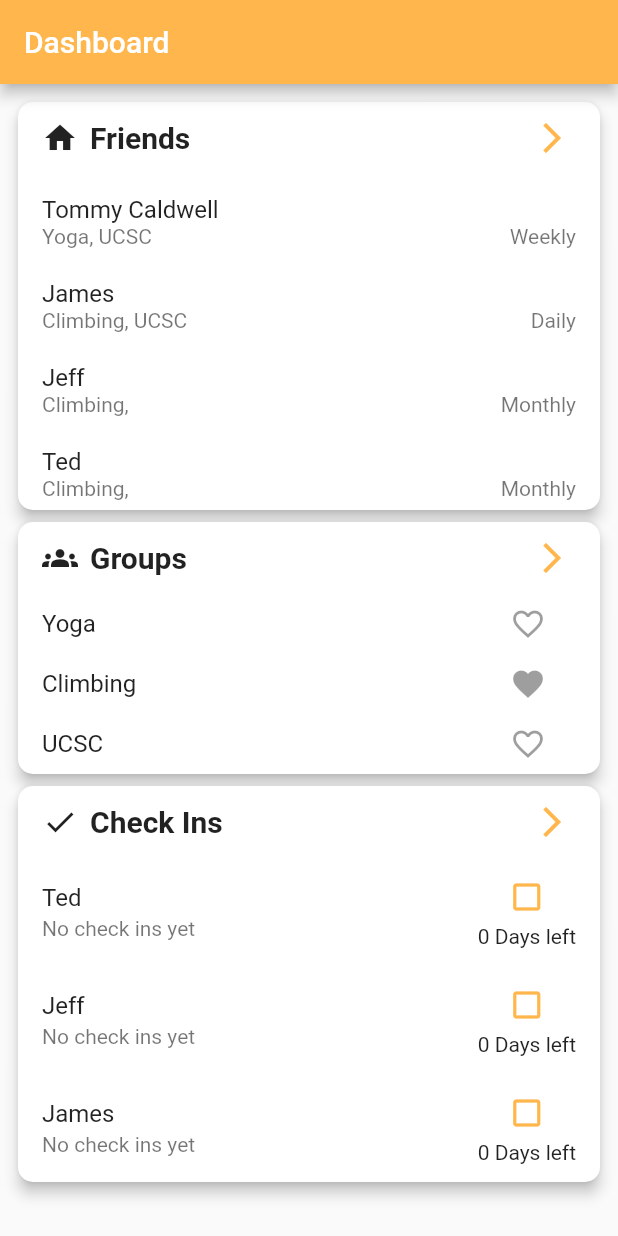
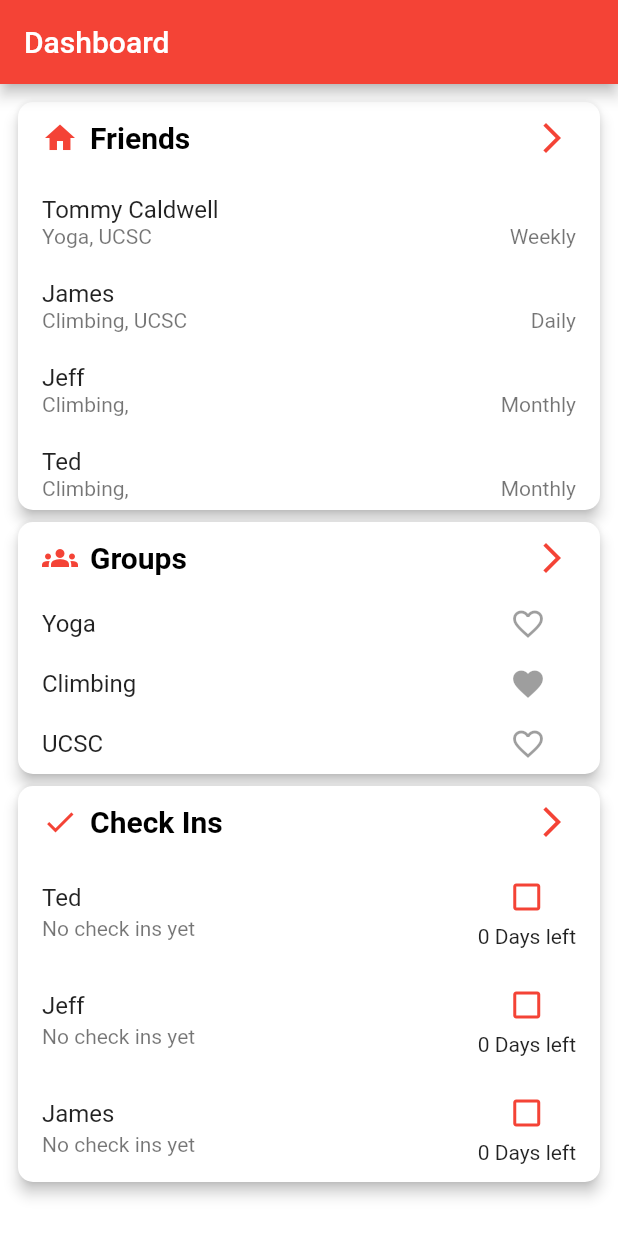
Before and after one commit to oluthje/friends-app-ui-only, a Flutter app: the screen it shows after launch, on a phone screen of 412 x 824 dp. Run offline on Flutter 3.47's test engine with Material 2 defaults, Android fonts, the phone set to English and light mode, and no system bars; our stand-ins replace grouped_list.

Commit message:
color customization setup

```diff
--- /dev/null
+++ b/lib/colors.dart
@@ -0,0 +1,11 @@
+import 'package:flutter/material.dart';
+
+// styles for dashboard page
+const Color primary = Colors.red; //Color(0xff67928A);
+const Color scaffoldBackground = Colors.white;
+const Color dashboardCardBackground = Colors.white;
+
+const Color textColor = Colors.black;
+const Color headingColor = Colors.black;
+const Color iconColor = Colors.red;
+bool darkmode = false;
--- a/lib/main.dart
+++ b/lib/main.dart
@@ -5,6 +5,7 @@ import 'package:friends/constants.dart' as constants;
 import 'package:friends/widgets/friends/friends_card.dart';
 import 'package:friends/widgets/groups/groups_card.dart';
 import 'package:friends/widgets/check_ins/check_ins_card.dart';
+import 'package:friends/colors.dart';
 
 void main() {
   runApp(const MyApp());
@@ -17,13 +18,15 @@ class MyApp extends StatelessWidget {
   @override
   Widget build(BuildContext context) => MaterialApp(
         title: 'Sign in App!',
-        theme: ThemeData(
-          primaryColor: Colors.orange.shade300,
-          colorScheme: ColorScheme.fromSwatch().copyWith(
-            primary: Colors.orange.shade300,
-            // secondary: const Colors.yellow.shade700,
-          ),
-        ),
+        theme: darkmode
+            ? ThemeData.dark().copyWith(primaryColor: primary)
+            : ThemeData(
+                primaryColor: primary,
+                colorScheme: ColorScheme.fromSwatch().copyWith(
+                  primary: primary,
+                  // secondary: const Colors.yellow.shade700,
+                ),
+              ),
         home: const HomePage(),
       );
 }
@@ -79,6 +82,7 @@ class _FriendsApp extends State<FriendsApp> {
     final groupsDocs = constants.groupsDocs;
 
     return Scaffold(
+      backgroundColor: scaffoldBackground,
       appBar: AppBar(
         title: const Text('Dashboard'),
       ),
--- a/lib/widgets/check_ins/check_ins_card.dart
+++ b/lib/widgets/check_ins/check_ins_card.dart
@@ -52,7 +52,7 @@ class CheckInsCard extends StatelessWidget {
 
     return DashboardCard(
       title: 'Check Ins',
-      icon: const Icon(Icons.check),
+      icon: Icons.check,
       emptyCardMessage:
           friends.isEmpty ? "No checkins yet, click here to add some!" : null,
       onPressed: () => Navigator.push(
--- a/lib/widgets/check_ins/check_ins_screen.dart
+++ b/lib/widgets/check_ins/check_ins_screen.dart
@@ -1,5 +1,6 @@
 import 'package:flutter/material.dart';
 import 'package:flutter/rendering.dart';
+import 'package:friends/colors.dart';
 
 import 'package:friends/constants.dart' as constants;
 import 'package:friends/data_managers/check_in_manager.dart';
@@ -63,6 +64,7 @@ class _CheckInsScreen extends State<CheckInsScreen> {
     final sortedFriends = sortedFriendsByCheckins();
 
     return Scaffold(
+      backgroundColor: scaffoldBackground,
       appBar: AppBar(title: const Text('Check Ins')),
       body: Column(
         mainAxisAlignment: MainAxisAlignment.start,
--- a/lib/widgets/dashboard/dashboard_card.dart
+++ b/lib/widgets/dashboard/dashboard_card.dart
@@ -1,10 +1,11 @@
 import 'package:flutter/material.dart';
+import 'package:friends/colors.dart';
 
 class DashboardCard extends StatelessWidget {
   final Widget child;
   final String title;
   final Function onPressed;
-  final Icon icon;
+  final IconData icon;
   final String? emptyCardMessage;
 
   const DashboardCard({
@@ -29,6 +30,7 @@ class DashboardCard extends StatelessWidget {
   @override
   Widget build(BuildContext context) {
     return Card(
+      color: dashboardCardBackground,
       elevation: 4.0,
       shape: RoundedRectangleBorder(
         borderRadius: BorderRadius.circular(10.0),
@@ -48,18 +50,21 @@ class DashboardCard extends StatelessWidget {
                     children: [
                       Padding(
                         padding: const EdgeInsets.only(right: 8),
-                        child: icon,
+                        child: Icon(icon, color: iconColor),
                       ),
                       Text(
                         title,
                         style: const TextStyle(
-                            fontSize: 20, fontWeight: FontWeight.bold),
+                            fontSize: 20,
+                            fontWeight: FontWeight.bold,
+                            color: headingColor),
                       ),
                     ],
                   ),
                   TextButton(
                     onPressed: () => onPressed(),
-                    child: const Icon(Icons.arrow_forward_ios_outlined),
+                    child: const Icon(Icons.arrow_forward_ios_outlined,
+                        color: iconColor),
                   ),
                 ],
               ),
--- a/lib/widgets/friends/friends_card.dart
+++ b/lib/widgets/friends/friends_card.dart
@@ -45,7 +45,7 @@ class FriendsCard extends StatelessWidget {
 
     return DashboardCard(
       title: 'Friends',
-      icon: const Icon(Icons.home),
+      icon: Icons.home,
       emptyCardMessage:
           friends.isEmpty ? "No friends yet, click here to add some!" : null,
       onPressed: () => Navigator.push(
--- a/lib/widgets/friends/friends_screen.dart
+++ b/lib/widgets/friends/friends_screen.dart
@@ -1,5 +1,6 @@
 import 'package:flutter/material.dart';
 import 'package:flutter/rendering.dart';
+import 'package:friends/colors.dart';
 import 'package:friends/constants.dart' as constants;
 import 'package:friends/widgets/friends/friends_list.dart';
 
@@ -35,6 +36,7 @@ class _FriendsScreen extends State<FriendsScreen> {
   @override
   Widget build(BuildContext context) {
     return Scaffold(
+      backgroundColor: scaffoldBackground,
       appBar: AppBar(title: const Text('Friends')),
       body: Column(
         mainAxisAlignment: MainAxisAlignment.start,
--- a/lib/widgets/groups/groups_card.dart
+++ b/lib/widgets/groups/groups_card.dart
@@ -36,7 +36,7 @@ class GroupsCard extends StatelessWidget {
 
     return DashboardCard(
       title: 'Groups',
-      icon: const Icon(Icons.groups),
+      icon: Icons.groups,
       emptyCardMessage:
           groups.isEmpty ? "No groups yet, click here to add some!" : null,
       onPressed: () => Navigator.push(
--- a/lib/widgets/groups/groups_screen.dart
+++ b/lib/widgets/groups/groups_screen.dart
@@ -1,5 +1,6 @@
 import 'package:flutter/material.dart';
 import 'package:flutter/rendering.dart';
+import 'package:friends/colors.dart';
 import 'package:friends/data_managers/groups_manager.dart';
 import 'package:friends/widgets/groups/group_list_tile.dart';
 
@@ -77,6 +78,7 @@ class _GroupsScreen extends State<GroupsScreen> {
   @override
   Widget build(BuildContext context) {
     return Scaffold(
+      backgroundColor: scaffoldBackground,
       appBar: AppBar(title: const Text('Groups')),
       body: Column(
         mainAxisAlignment: MainAxisAlignment.center,
```
